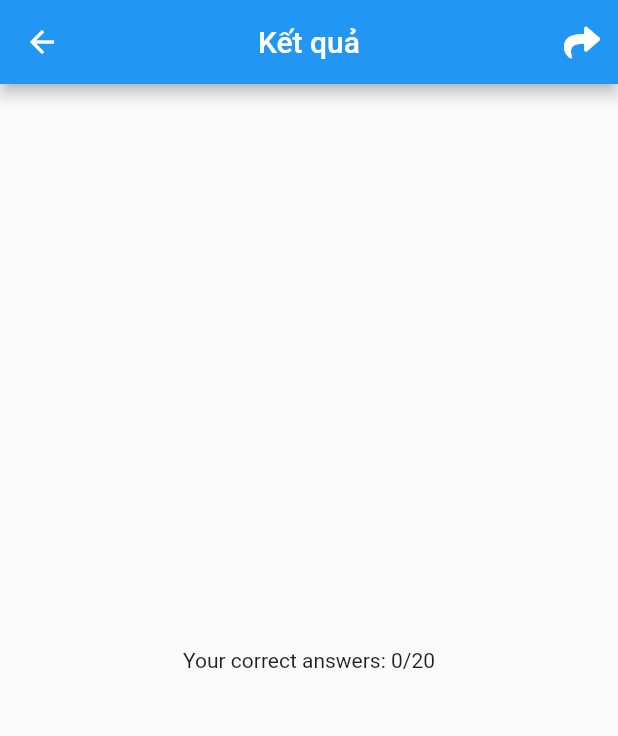
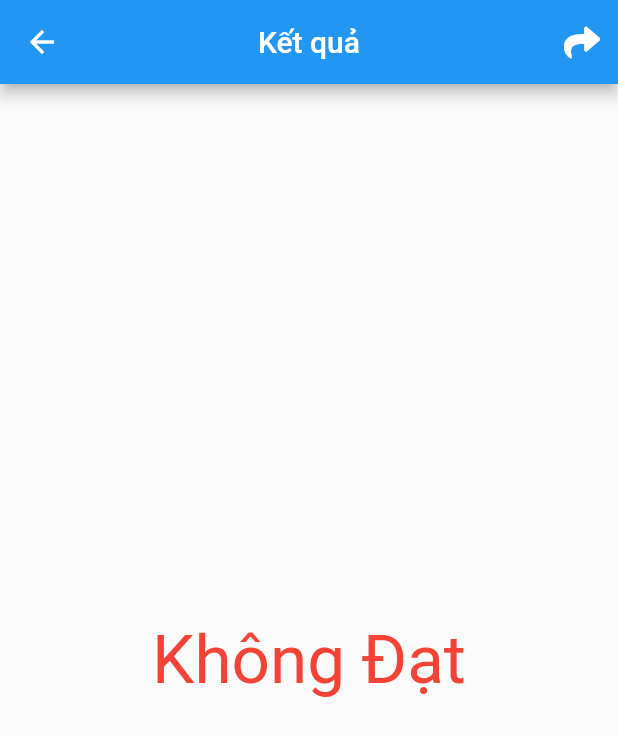
Before and after one commit to skyphantomhz/driverlicense, a Flutter app: the PreviewPage screen opened by its route, on a phone screen of 412 x 824 dp. Shown: the top 736 px of the screen. Run offline on Flutter 3.47's test engine with Material 2 defaults, Android fonts, the phone set to English and light mode, and no system bars; our stand-ins replace font_awesome_flutter, get_it, rxdart, shared_preferences, sqflite; accounts and stored records are empty.

Commit message:
Change setting

```diff
--- a/lib/ui/global.dart
+++ b/lib/ui/global.dart
@@ -1,5 +1,6 @@
 
 class RouteName{
+  static final ROOT = "/";
   static final SPLASH = "/splash";
   static final HOME = "/home";
   static final LICENSES = "/licenses";
--- a/lib/ui/licensespage/license_page.dart
+++ b/lib/ui/licensespage/license_page.dart
@@ -73,7 +73,7 @@ class _LicensesPageState extends State<LicensesPage> {
   void setListener() {
     _licenseBloc.eventState.listen((data) {
       if (data == Event.HOME) {
-        Navigator.of(context).pushReplacementNamed(RouteName.HOME);
+        Navigator.of(context).pushNamedAndRemoveUntil(RouteName.HOME,  ModalRoute.withName(RouteName.ROOT));
       }
     });
   }
--- a/lib/ui/previewpage/preview_bloc.dart
+++ b/lib/ui/previewpage/preview_bloc.dart
@@ -5,20 +5,29 @@ class PreviewBloc {
   PublishSubject<String> _correctAnswers = PublishSubject<String>();
   Stream<String> get correctAnswers => _correctAnswers.stream;
 
-  void calculateCorrectAnswers(List<Zquestion> questions){
+  PublishSubject<bool> _pass = PublishSubject<bool>();
+  Stream<bool> get pass => _pass.stream;
+
+  PreviewBloc(List<Zquestion> questions){
+    _calculateCorrectAnswers(questions);
+  }
+
+  void _calculateCorrectAnswers(List<Zquestion> questions){
     var correctAnswers = 0;
     questions?.forEach((item) {
       if (item.isCorrect()) {
         ++correctAnswers;
       }
     });
-    Future.delayed(Duration(milliseconds: 500), () {
+    Future.delayed(Duration(milliseconds: 1000), () {
       final message = "Your correct answers: $correctAnswers/20";
       _correctAnswers.sink.add(message);
+      _pass.sink.add(correctAnswers>15);
     });
   }
 
   void dispose() {
     _correctAnswers.close();
+    _pass.close();
   }
 }
--- a/lib/ui/previewpage/preview_page.dart
+++ b/lib/ui/previewpage/preview_page.dart
@@ -12,12 +12,11 @@ class PreviewPage extends StatefulWidget {
 }
 
 class _PreviewPageState extends State<PreviewPage> {
-
   PreviewBloc previewBloc;
 
   @override
   void initState() {
-    previewBloc = PreviewBloc()..calculateCorrectAnswers(widget.questions);
+    previewBloc = PreviewBloc(widget.questions);
     super.initState();
   }
 
@@ -38,21 +37,39 @@ class _PreviewPageState extends State<PreviewPage> {
           IconButton(
             icon: Icon(FontAwesomeIcons.share),
             onPressed: () {
-              previewBloc.calculateCorrectAnswers(widget.questions);
+
             },
           )
         ],
       ),
       body: SafeArea(
         child: Center(
-          child: StreamBuilder<String>(
-            stream: previewBloc.correctAnswers,
-            initialData: 'Empty data',
-            builder: (BuildContext context,AsyncSnapshot snapshot) {
-              final message = snapshot?.data ?? "NULL";
-              return Text(message);
-            }
-          ),
+          child: StreamBuilder<bool>(
+              stream: previewBloc.pass,
+              builder: (BuildContext context, AsyncSnapshot snapshot) {
+                final pass = snapshot?.data;
+                switch (pass) {
+                  case true:
+                    return Text("Đạt",
+                        style: Theme.of(context)
+                            .textTheme
+                            .display2
+                            .copyWith(color: Colors.green));
+                    break;
+                  case false:
+                    return Text("Không Đạt",
+                        style: Theme.of(context)
+                            .textTheme
+                            .display2
+                            .copyWith(color: Colors.red));
+                    break;
+                  default:
+                    return Container(
+                        width: 50,
+                        height: 50,
+                        child: CircularProgressIndicator());
+                }
+              }),
         ),
       ),
     );
```
Also changed, not shown: lib/data/service/question_service.dart (+20 -3 lines), lib/ui/homepage/home_bloc.dart (+27 -2 lines), lib/ui/homepage/home_page.dart (+12 -0 lines).
